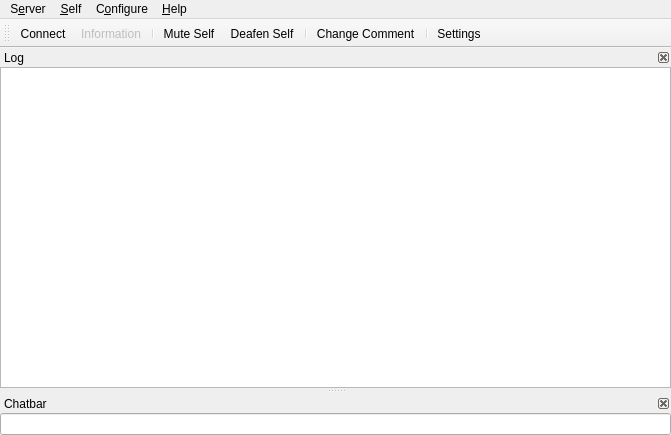
Old version of the form src/mumble/MainWindow.ui in the repository mumble-voip/mumble.
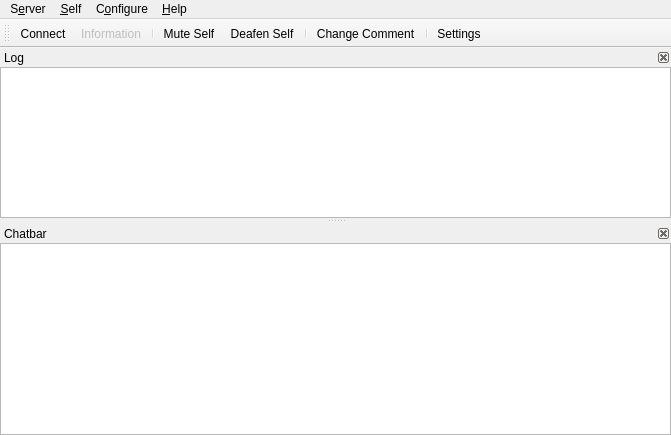
New version of the form. Icons and pictures are not drawn. Custom widgets are drawn as their Qt base class.

Commit message: Prevent richtext from being pasted into the chatbar and make sure we escape html entities before sending. Also rename of ChatbarLineEdit to ChatbarTextEdit.

What changed in the file:
```diff
--- a/src/mumble/MainWindow.ui
+++ b/src/mumble/MainWindow.ui
@@ -141,9 +141,9 @@
    <attribute name="dockWidgetArea">
     <number>1</number>
    </attribute>
-   <widget class="ChatbarLineEdit" name="qleChat">
+   <widget class="ChatbarTextEdit" name="qteChat">
     <property name="sizePolicy">
-     <sizepolicy hsizetype="Expanding" vsizetype="Fixed">
+     <sizepolicy hsizetype="Expanding" vsizetype="MinimumExpanding">
       <horstretch>0</horstretch>
       <verstretch>0</verstretch>
      </sizepolicy>
@@ -792,8 +792,8 @@
    <header>UserView.h</header>
   </customwidget>
   <customwidget>
-   <class>ChatbarLineEdit</class>
-   <extends>QLineEdit</extends>
+   <class>ChatbarTextEdit</class>
+   <extends>QTextEdit</extends>
    <header>CustomElements.h</header>
   </customwidget>
  </customwidgets>
```
Left out of the diff: 5 changed lines with no effect on the pictures. The commit also changes 5 other files.
